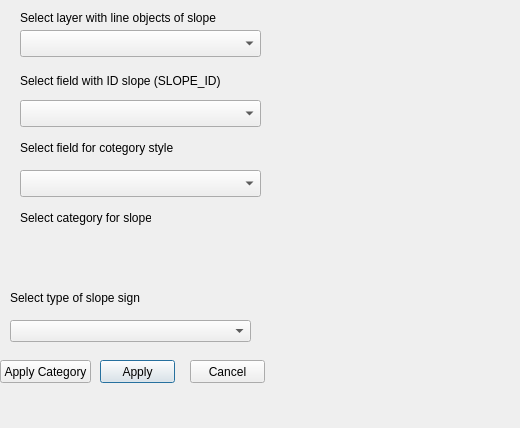
santerr80/slope_generator, file slope_generator_dialog_base.ui: the form before one commit.
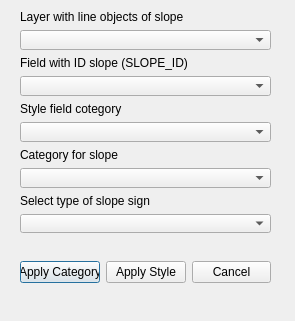
The form after the commit. Custom widgets are drawn as their Qt base class.

```diff
--- a/slope_generator_dialog_base.ui
+++ b/slope_generator_dialog_base.ui
@@ -6,156 +6,107 @@
    <rect>
     <x>0</x>
     <y>0</y>
-    <width>520</width>
-    <height>428</height>
+    <width>295</width>
+    <height>321</height>
    </rect>
   </property>
   <property name="windowTitle">
    <string>Slope Generator</string>
   </property>
-  <widget class="QLabel" name="label_layer">
+  <widget class="QWidget" name="">
    <property name="geometry">
     <rect>
      <x>20</x>
      <y>10</y>
-     <width>261</width>
-     <height>16</height>
+     <width>251</width>
+     <height>223</height>
     </rect>
    </property>
+   <layout class="QVBoxLayout" name="verticalLayout">
+    <item>
+     <widget class="QLabel" name="label_layer">
    <property name="text">
-    <string>Select layer with line objects of slope</string>
-   </property>
-  </widget>
-  <widget class="QgsMapLayerComboBox" name="mMapLayerComboBox">
-   <property name="geometry">
-    <rect>
-     <x>20</x>
-     <y>30</y>
-     <width>241</width>
-     <height>27</height>
-    </rect>
-   </property>
-  </widget>
+       <string>Layer with line objects of slope</string>
+      </property>
+     </widget>
+    </item>
+    <item>
+     <widget class="QgsMapLayerComboBox" name="mMapLayerComboBox"/>
+    </item>
+    <item>
   <widget class="QLabel" name="label">
-   <property name="geometry">
-    <rect>
-     <x>20</x>
-     <y>70</y>
-     <width>241</width>
-     <height>21</height>
-    </rect>
-   </property>
+      <property name="text">
+       <string>Field with ID slope (SLOPE_ID)</string>
+      </property>
+     </widget>
+    </item>
+    <item>
+     <widget class="QgsFieldComboBox" name="mFieldComboBox"/>
+    </item>
+    <item>
+     <widget class="QLabel" name="label_3">
    <property name="text">
-    <string>Select field with ID slope (SLOPE_ID)</string>
-   </property>
-  </widget>
-  <widget class="QgsFieldComboBox" name="mFieldComboBox">
-   <property name="geometry">
-    <rect>
-     <x>20</x>
-     <y>100</y>
-     <width>241</width>
-     <height>27</height>
-    </rect>
-   </property>
-  </widget>
+       <string>Style field cotegory </string>
+      </property>
+     </widget>
+    </item>
+    <item>
+     <widget class="QgsFieldComboBox" name="mFieldComboBoxCategorize"/>
+    </item>
+    <item>
+     <widget class="QLabel" name="label_4">
+      <property name="text">
+       <string>Category for slope</string>
+      </property>
+     </widget>
+    </item>
+    <item>
+     <widget class="QComboBox" name="comboBox"/>
+    </item>
+    <item>
   <widget class="QLabel" name="label_2">
-   <property name="geometry">
-    <rect>
-     <x>10</x>
-     <y>290</y>
-     <width>231</width>
-     <height>16</height>
-    </rect>
-   </property>
    <property name="text">
     <string>Select type of slope sign</string>
    </property>
   </widget>
-  <widget class="QComboBox" name="comboBoxSlopeType">
+    </item>
+    <item>
+     <widget class="QComboBox" name="comboBoxSlopeType"/>
+    </item>
+   </layout>
+  </widget>
+  <widget class="QWidget" name="">
    <property name="geometry">
     <rect>
-     <x>10</x>
-     <y>320</y>
-     <width>241</width>
-     <height>22</height>
+     <x>20</x>
+     <y>260</y>
+     <width>251</width>
+     <height>25</height>
     </rect>
    </property>
-  </widget>
+   <layout class="QHBoxLayout" name="horizontalLayout">
+    <item>
+     <widget class="QPushButton" name="pushButtonApply_2">
+      <property name="text">
+       <string>Apply Category</string>
+      </property>
+     </widget>
+    </item>
+    <item>
   <widget class="QPushButton" name="pushButtonApply">
-   <property name="geometry">
-    <rect>
-     <x>100</x>
-     <y>360</y>
-     <width>75</width>
-     <height>23</height>
-    </rect>
-   </property>
    <property name="text">
-    <string>Apply</string>
-   </property>
-  </widget>
+       <string>Apply Style</string>
+      </property>
+     </widget>
+    </item>
+    <item>
   <widget class="QPushButton" name="pushButtonCancel">
-   <property name="geometry">
-    <rect>
-     <x>190</x>
-     <y>360</y>
-     <width>75</width>
-     <height>23</height>
-    </rect>
-   </property>
    <property name="text">
     <string>Cancel</string>
    </property>
   </widget>
-  <widget class="QLabel" name="label_3">
-   <property name="geometry">
-    <rect>
-     <x>20</x>
-     <y>140</y>
-     <width>211</width>
-     <height>16</height>
-    </rect>
-   </property>
-   <property name="text">
-    <string>Select field for cotegory style</string>
-   </property>
-  </widget>
-  <widget class="QgsFieldComboBox" name="mFieldComboBoxCategorize">
-   <property name="geometry">
-    <rect>
-     <x>20</x>
-     <y>170</y>
-     <width>241</width>
-     <height>27</height>
-    </rect>
-   </property>
-  </widget>
-  <widget class="QPushButton" name="pushButtonApply_2">
-   <property name="geometry">
-    <rect>
-     <x>0</x>
-     <y>360</y>
-     <width>91</width>
-     <height>23</height>
-    </rect>
-   </property>
-   <property name="text">
-    <string>Apply Category</string>
-   </property>
-  </widget>
-  <widget class="QLabel" name="label_4">
-   <property name="geometry">
-    <rect>
-     <x>20</x>
-     <y>210</y>
-     <width>131</width>
-     <height>16</height>
-    </rect>
-   </property>
-   <property name="text">
-    <string>Select category for slope</string>
-   </property>
+    </item>
+   </layout>
   </widget>
  </widget>
  <customwidgets>
```
Lines whose indentation alone changed are shown as unchanged.
